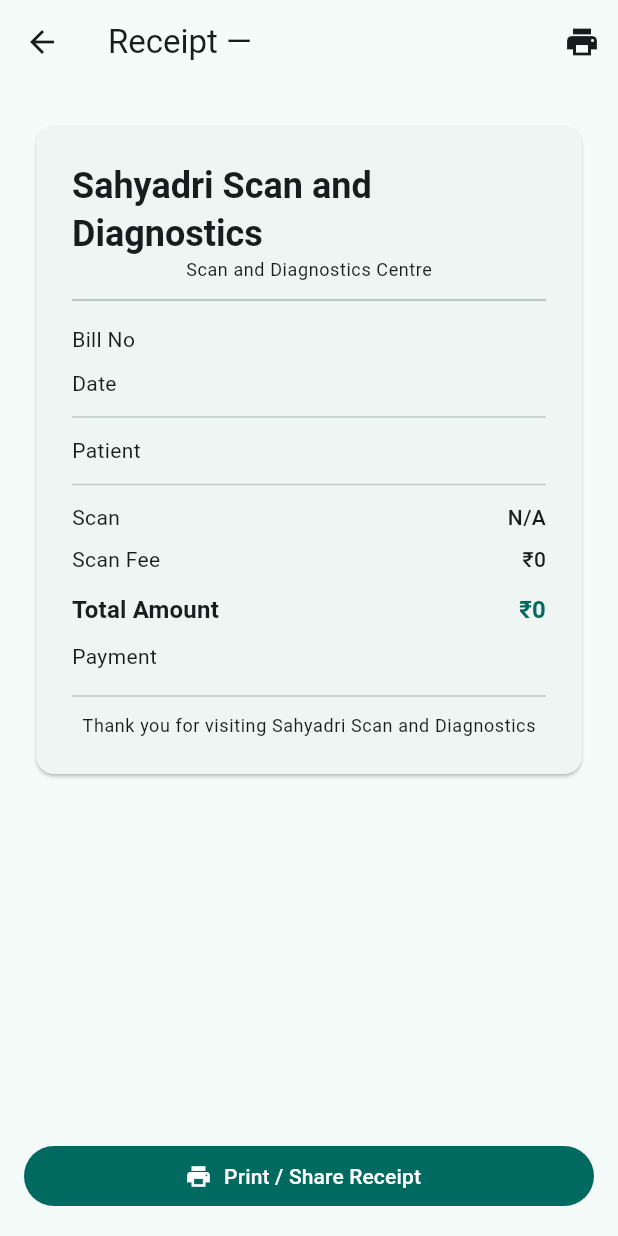
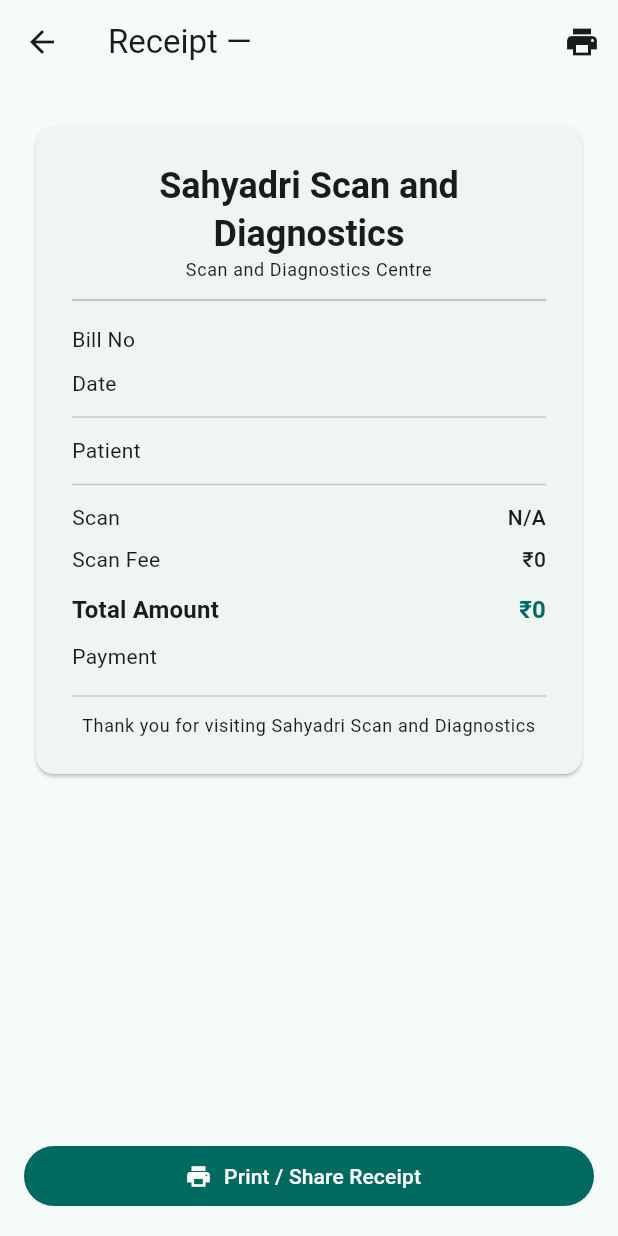
Before and after one commit to bharathreddyh/iha_care, a Flutter app: the ReceiptPreviewScreen screen opened directly with empty values, after a tap on the "print" icon, on a phone screen of 412 x 824 dp. Run offline on Flutter 3.47's test engine with Material 3 defaults, Android fonts, the phone set to English and light mode, and no system bars; our stand-ins replace connectivity_plus, pdf, printing, shared_preferences, sqflite, sqflite_common_ffi and 1 more; accounts and stored records are empty.

```diff
--- a/lib/screens/billing/receipt_preview_screen.dart
+++ b/lib/screens/billing/receipt_preview_screen.dart
@@ -1,9 +1,11 @@
 import 'package:flutter/material.dart';
 import 'package:printing/printing.dart';
+import 'package:provider/provider.dart';
 
 import '../../models/billing/bill.dart';
 import '../../models/billing/referral_doctor.dart';
 import '../../models/billing/scan_type.dart';
+import '../../services/app_settings_service.dart';
 import '../../utils/currency_formatter.dart';
 import '../../utils/date_formatter.dart';
 import '../../utils/pdf_generator.dart';
@@ -21,13 +23,22 @@ class ReceiptPreviewScreen extends StatelessWidget {
   });
 
   Future<void> _printOrShare(BuildContext context) async {
-    final bytes = await generateReceipt(bill, scanType, referralDoctor);
+    final s = context.read<AppSettingsService>();
+    final bytes = await generateReceipt(
+      bill,
+      scanType,
+      referralDoctor,
+      header1: s.receiptHeader1,
+      header2: s.receiptHeader2,
+      footer:  s.receiptFooter,
+    );
     await Printing.sharePdf(bytes: bytes, filename: 'receipt_${bill.id}.pdf');
   }
 
   @override
   Widget build(BuildContext context) {
     final theme = Theme.of(context);
+    final s = context.watch<AppSettingsService>();
 
     return Scaffold(
       appBar: AppBar(
@@ -55,15 +66,18 @@ class ReceiptPreviewScreen extends StatelessWidget {
                       child: Column(
                         children: [
                           Text(
-                            'Sahyadri Scan and Diagnostics',
+                            s.receiptHeader1,
                             style: theme.textTheme.headlineSmall?.copyWith(
                               fontWeight: FontWeight.bold,
                             ),
+                            textAlign: TextAlign.center,
                           ),
-                          Text(
-                            'Scan and Diagnostics Centre',
-                            style: theme.textTheme.bodySmall,
-                          ),
+                          if (s.receiptHeader2.isNotEmpty)
+                            Text(
+                              s.receiptHeader2,
+                              style: theme.textTheme.bodySmall,
+                              textAlign: TextAlign.center,
+                            ),
                         ],
                       ),
                     ),
@@ -107,8 +121,9 @@ class ReceiptPreviewScreen extends StatelessWidget {
                     const Divider(height: 24),
                     Center(
                       child: Text(
-                        'Thank you for visiting Sahyadri Scan and Diagnostics',
+                        s.receiptFooter,
                         style: theme.textTheme.bodySmall,
+                        textAlign: TextAlign.center,
                       ),
                     ),
                   ],
--- a/lib/utils/pdf_generator.dart
+++ b/lib/utils/pdf_generator.dart
@@ -44,8 +44,11 @@ class _Fonts {
 Future<Uint8List> generateReceipt(
   Bill bill,
   ScanType? scanType,
-  ReferralDoctor? referralDoctor,
-) async {
+  ReferralDoctor? referralDoctor, {
+  String header1 = 'Sahyadri Scan and Diagnostics',
+  String header2 = 'Scan and Diagnostics Centre',
+  String footer  = 'Thank you for visiting Sahyadri Scan and Diagnostics',
+}) async {
   final f = await _loadFonts();
   final pdf = pw.Document();
 
@@ -59,15 +62,11 @@ Future<Uint8List> generateReceipt(
           pw.Center(
             child: pw.Column(
               children: [
-                pw.Text(
-                  'Sahyadri Scan and Diagnostics',
-                  style: f.style(fontSize: 20, isBold: true),
-                ),
-                pw.SizedBox(height: 4),
-                pw.Text(
-                  'Scan and Diagnostics Centre',
-                  style: f.style(fontSize: 11),
-                ),
+                pw.Text(header1, style: f.style(fontSize: 20, isBold: true)),
+                if (header2.isNotEmpty) ...[
+                  pw.SizedBox(height: 4),
+                  pw.Text(header2, style: f.style(fontSize: 11)),
+                ],
               ],
             ),
           ),
@@ -111,10 +110,7 @@ Future<Uint8List> generateReceipt(
           pw.SizedBox(height: 8),
 
           pw.Center(
-            child: pw.Text(
-              'Thank you for visiting Sahyadri Scan and Diagnostics',
-              style: f.style(fontSize: 10),
-            ),
+            child: pw.Text(footer, style: f.style(fontSize: 10)),
           ),
         ],
       ),
```
Also changed, not shown: lib/app/navigation_shell.dart (+7 -0 lines), lib/screens/billing/bill_settings_screen.dart (added, +171 -0 lines), lib/services/app_settings_service.dart (+42 -12 lines).
